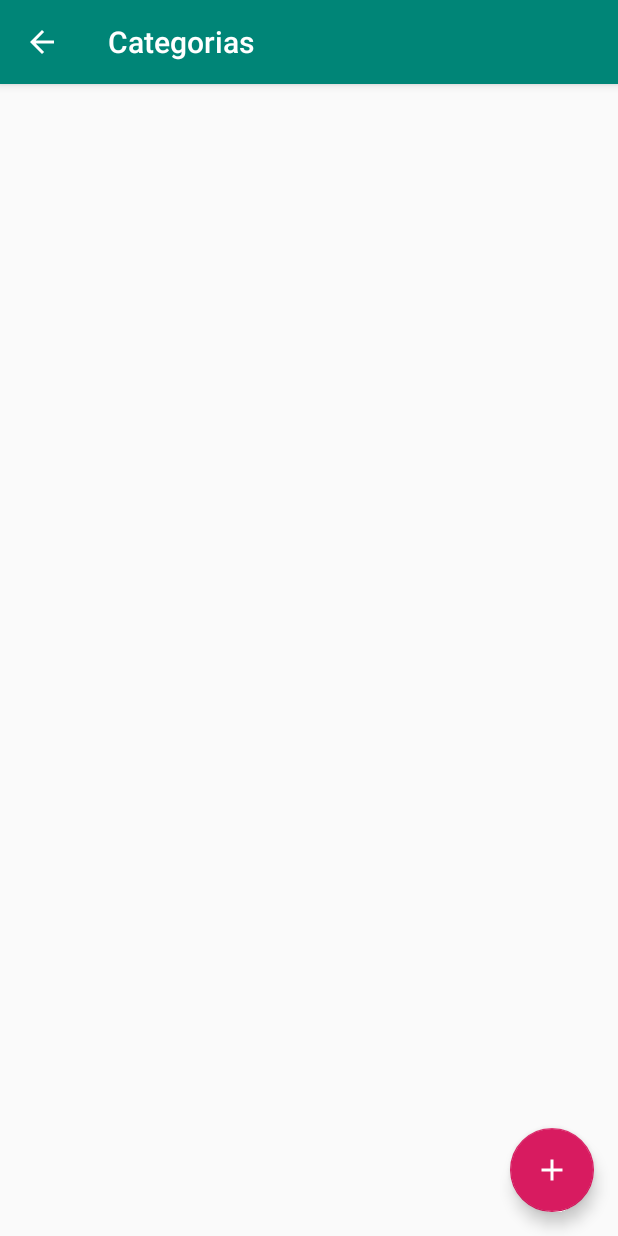
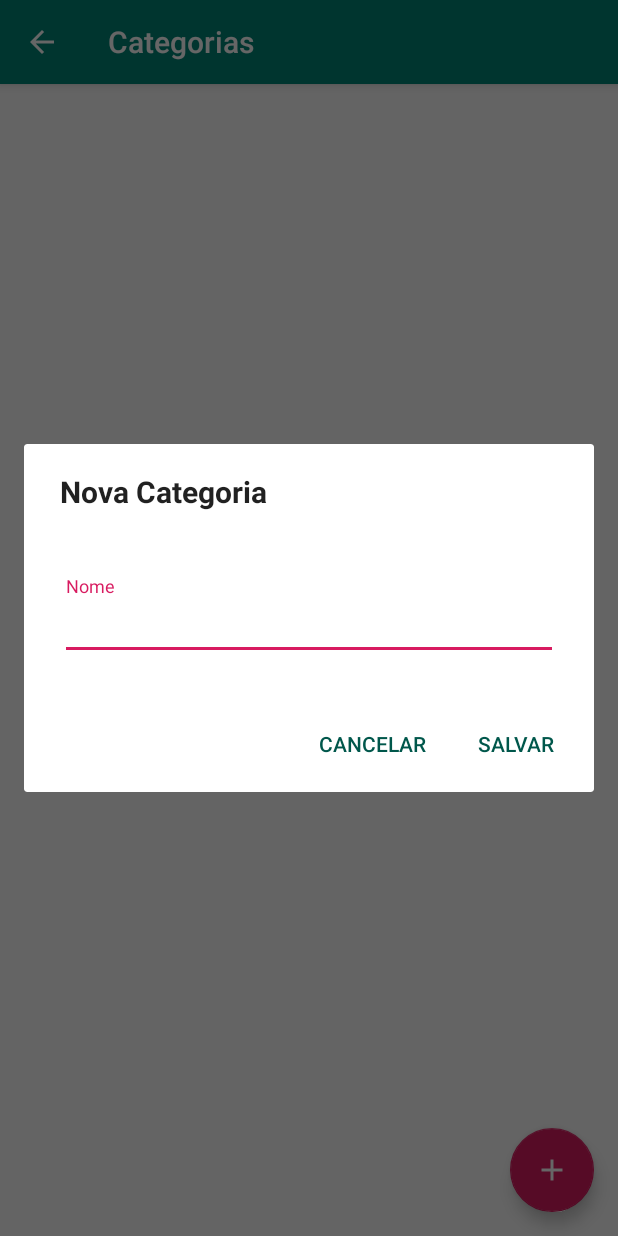
Before and after one commit to rotacilio/cia-das-bolsas-2.0, an Android app: the CategoriesActivity screen opened directly, with no data from a screen before it, after a tap on an icon or button, on a phone screen of 412 x 824 dp. Run offline under Robolectric (Android 15) with nearby library versions, the phone set to English and light mode, and no system bars; our stand-ins replace Firebase (no records; nobody signed in at launch, a user with empty details on screens opened directly).

Commit message:
CRUD categorias

```diff
--- a/app/src/main/java/br/com/rotacilio/ciadasbolsas/adapters/CategoriesAdapter.kt
+++ b/app/src/main/java/br/com/rotacilio/ciadasbolsas/adapters/CategoriesAdapter.kt
@@ -9,6 +9,7 @@ import android.widget.Toast
 import br.com.rotacilio.ciadasbolsas.R
 import br.com.rotacilio.ciadasbolsas.commons.Utils
 import br.com.rotacilio.ciadasbolsas.domain.Category
+import br.com.rotacilio.ciadasbolsas.fragments.UpdateCategoryDialog
 import br.com.rotacilio.ciadasbolsas.listeners.OnCompleteRequestListener
 import br.com.rotacilio.ciadasbolsas.listeners.OnConfirmDialogSelectionListener
 import br.com.rotacilio.ciadasbolsas.requests.CategoriesRequests
@@ -54,6 +55,11 @@ class CategoriesAdapter(val activity: CategoriesActivity) : RecyclerView.Adapter
                 }
             })
         }
+        holder.itemView.setOnClickListener {
+            val fragmentManager = activity.supportFragmentManager
+            val dialogFragment = UpdateCategoryDialog.newInstance(activity, category)
+            dialogFragment.show(fragmentManager, dialogFragment.tag)
+        }
     }
 
     inner class CategoryViewHolder(itemView: View) : RecyclerView.ViewHolder(itemView) {
--- a/app/src/main/java/br/com/rotacilio/ciadasbolsas/domain/Category.kt
+++ b/app/src/main/java/br/com/rotacilio/ciadasbolsas/domain/Category.kt
@@ -1,6 +1,8 @@
 package br.com.rotacilio.ciadasbolsas.domain
 
-class Category {
+import java.io.Serializable
+
+class Category : Serializable {
     var key: String? = null
     var name: String? = null
 }
--- /dev/null
+++ b/app/src/main/java/br/com/rotacilio/ciadasbolsas/fragments/CreateCategoryDialog.kt
@@ -0,0 +1,72 @@
+package br.com.rotacilio.ciadasbolsas.fragments
+
+import android.annotation.SuppressLint
+import android.os.Bundle
+import android.support.v4.app.DialogFragment
+import android.view.LayoutInflater
+import android.view.View
+import android.view.ViewGroup
+import android.widget.Toast
+import br.com.rotacilio.ciadasbolsas.R
+import br.com.rotacilio.ciadasbolsas.domain.Category
+import br.com.rotacilio.ciadasbolsas.listeners.OnCompleteRequestListener
+import br.com.rotacilio.ciadasbolsas.requests.CategoriesRequests
+import br.com.rotacilio.ciadasbolsas.views.CategoriesActivity
+import kotlinx.android.synthetic.main.fragment_new_category.*
+import kotlinx.android.synthetic.main.fragment_new_category.view.*
+
+@SuppressLint("ValidFragment")
+class CreateCategoryDialog(val activity: CategoriesActivity) : DialogFragment(), View.OnClickListener {
+
+    override fun onCreateView(inflater: LayoutInflater, container: ViewGroup?, savedInstanceState: Bundle?): View?
+            = inflater.inflate(R.layout.fragment_new_category, container, false)
+
+    override fun onViewCreated(view: View, savedInstanceState: Bundle?) {
+        super.onViewCreated(view, savedInstanceState)
+        view.btnCancel.setOnClickListener(this)
+        view.btnSave.setOnClickListener(this)
+    }
+
+    override fun onResume() {
+        super.onResume()
+        dialog.setCancelable(false)
+        dialog.setCanceledOnTouchOutside(false)
+    }
+
+    override fun onClick(v: View?) {
+        when (v?.id) {
+            R.id.btnCancel -> dismiss()
+            R.id.btnSave -> {
+                if (isValidData()) {
+                    dismiss()
+                    activity.showProgressLoading(R.string.saving)
+                    val category = Category()
+                    category.name = edtCategoryName.text.toString()
+                    val categoriesRequests = CategoriesRequests(context!!)
+                    categoriesRequests.createNewCategory(category, object : OnCompleteRequestListener<Category> {
+                        override fun success(t: Category) {
+                            activity.loadData()
+                        }
+                        override fun fail(message: String?) {
+                            Toast.makeText(context, message, Toast.LENGTH_SHORT).show()
+                            activity.dismissProgressLoading()
+                        }
+                    })
+                }
+            }
+        }
+    }
+
+    private fun isValidData(): Boolean {
+        if (edtCategoryName.text.toString().isBlank()) {
+            edtCategoryName.error = context?.getString(R.string.error_message_empty_category_name)
+            edtCategoryName.requestFocus()
+            return false
+        }
+        return true
+    }
+
+    companion object {
+        fun newInstance(activity: CategoriesActivity): CreateCategoryDialog = CreateCategoryDialog(activity)
+    }
+}
--- a/app/src/main/java/br/com/rotacilio/ciadasbolsas/views/CategoriesActivity.kt
+++ b/app/src/main/java/br/com/rotacilio/ciadasbolsas/views/CategoriesActivity.kt
@@ -1,20 +1,21 @@
 package br.com.rotacilio.ciadasbolsas.views
 
 import android.app.ProgressDialog
-import android.support.v7.app.AppCompatActivity
 import android.os.Bundle
 import android.support.v4.widget.SwipeRefreshLayout
+import android.support.v7.app.AppCompatActivity
 import android.support.v7.widget.DividerItemDecoration
 import android.support.v7.widget.LinearLayoutManager
-import android.support.v7.widget.RecyclerView
 import android.view.View
 import android.widget.Toast
 import br.com.rotacilio.ciadasbolsas.R
 import br.com.rotacilio.ciadasbolsas.adapters.CategoriesAdapter
 import br.com.rotacilio.ciadasbolsas.domain.Category
+import br.com.rotacilio.ciadasbolsas.fragments.CreateCategoryDialog
 import br.com.rotacilio.ciadasbolsas.listeners.OnCompleteRequestListener
 import br.com.rotacilio.ciadasbolsas.requests.CategoriesRequests
 import kotlinx.android.synthetic.main.activity_categories.*
+import kotlinx.android.synthetic.main.content_categories_list.*
 
 class CategoriesActivity : AppCompatActivity(), View.OnClickListener {
 
@@ -67,6 +68,9 @@ class CategoriesActivity : AppCompatActivity(), View.OnClickListener {
     override fun onClick(v: View?) {
         when (v?.id) {
             R.id.fabNewCategory -> {
+                val fragmentManager = supportFragmentManager
+                val dialogFragment = CreateCategoryDialog.newInstance(this)
+                dialogFragment.show(fragmentManager, dialogFragment.tag)
             }
         }
     }
@@ -81,10 +85,10 @@ class CategoriesActivity : AppCompatActivity(), View.OnClickListener {
         if (mProgressDialog == null) {
             mProgressDialog = ProgressDialog(this)
         }
-        mProgressDialog!!.setMessage(getString(strId))
-        mProgressDialog!!.setCancelable(false)
         if (!refreshLayoutCategories.isRefreshing
             && !mProgressDialog?.isShowing!!) {
+            mProgressDialog!!.setMessage(getString(strId))
+            mProgressDialog!!.setCancelable(false)
             mProgressDialog!!.show()
         }
     }
@@ -93,4 +97,5 @@ class CategoriesActivity : AppCompatActivity(), View.OnClickListener {
         if (mProgressDialog != null) {
             mProgressDialog!!.dismiss()
         }
-    }}
+    }
+}
--- a/app/src/main/res/layout/activity_categories.xml
+++ b/app/src/main/res/layout/activity_categories.xml
@@ -1,45 +1,21 @@
 <?xml version="1.0" encoding="utf-8"?>
-
-<android.support.v4.widget.SwipeRefreshLayout
+<android.support.constraint.ConstraintLayout
         xmlns:android="http://schemas.android.com/apk/res/android"
         xmlns:tools="http://schemas.android.com/tools"
         xmlns:app="http://schemas.android.com/apk/res-auto"
-        android:id="@+id/refreshLayoutCategories"
         android:layout_width="match_parent"
         android:layout_height="match_parent">
 
-    <android.support.constraint.ConstraintLayout
-            android:layout_width="match_parent"
-            android:layout_height="match_parent"
-            tools:context=".views.CategoriesActivity">
-
-        <android.support.v4.widget.NestedScrollView
-                android:id="@+id/scrollViewCategories"
-                android:layout_width="match_parent"
-                android:layout_height="match_parent"
-                android:orientation="vertical"
-                android:scrollbars="vertical"
-                android:fillViewport="true">
-
-                <android.support.v7.widget.RecyclerView
-                        android:id="@+id/recyclerViewCategories"
-                        android:layout_width="match_parent"
-                        android:layout_height="wrap_content"
-                        android:paddingBottom="@dimen/margin72"
-                        tools:listitem="@layout/categories_list_item"
-                        tools:itemCount="10"/>
-
-        </android.support.v4.widget.NestedScrollView>
+    <include layout="@layout/content_categories_list" />
 
     <android.support.design.widget.FloatingActionButton
             android:id="@+id/fabNewCategory"
             android:layout_width="wrap_content"
             android:layout_height="wrap_content"
+            android:layout_gravity="right|bottom"
             android:src="@drawable/ic_add_white_24dp"
             android:layout_margin="16dp"
             app:layout_constraintBottom_toBottomOf="parent"
             app:layout_constraintEnd_toEndOf="parent"/>
 
 </android.support.constraint.ConstraintLayout>
-
-</android.support.v4.widget.SwipeRefreshLayout>
--- /dev/null
+++ b/app/src/main/res/layout/content_categories_list.xml
@@ -0,0 +1,35 @@
+<?xml version="1.0" encoding="utf-8"?>
+<android.support.v4.widget.SwipeRefreshLayout
+        xmlns:android="http://schemas.android.com/apk/res/android"
+        xmlns:tools="http://schemas.android.com/tools"
+        xmlns:app="http://schemas.android.com/apk/res-auto"
+        android:id="@+id/refreshLayoutCategories"
+        android:layout_width="match_parent"
+        android:layout_height="match_parent">
+
+    <android.support.constraint.ConstraintLayout
+            android:layout_width="match_parent"
+            android:layout_height="match_parent"
+            tools:context=".views.CategoriesActivity">
+
+        <android.support.v4.widget.NestedScrollView
+                android:id="@+id/scrollViewCategories"
+                android:layout_width="match_parent"
+                android:layout_height="match_parent"
+                android:orientation="vertical"
+                android:scrollbars="vertical"
+                android:fillViewport="true">
+
+            <android.support.v7.widget.RecyclerView
+                    android:id="@+id/recyclerViewCategories"
+                    android:layout_width="match_parent"
+                    android:layout_height="wrap_content"
+                    android:paddingBottom="@dimen/margin88"
+                    tools:listitem="@layout/categories_list_item"
+                    tools:itemCount="10"/>
+
+        </android.support.v4.widget.NestedScrollView>
+
+    </android.support.constraint.ConstraintLayout>
+
+</android.support.v4.widget.SwipeRefreshLayout>
--- /dev/null
+++ b/app/src/main/res/layout/fragment_new_category.xml
@@ -0,0 +1,73 @@
+<?xml version="1.0" encoding="utf-8"?>
+<RelativeLayout
+        xmlns:android="http://schemas.android.com/apk/res/android"
+        xmlns:tools="http://schemas.android.com/tools"
+        android:layout_width="match_parent"
+        android:layout_height="wrap_content">
+
+    <TextView
+            android:id="@+id/dialogTitle"
+            android:layout_width="match_parent"
+            android:layout_height="64dp"
+            android:layout_marginStart="24dp"
+            android:layout_marginEnd="24dp"
+            android:gravity="center_vertical"
+            android:textSize="20sp"
+            android:fontFamily="@font/roboto_bold"
+            android:textColor="@color/colorBlack87"
+            android:text="@string/new_category"/>
+
+    <android.support.design.widget.TextInputLayout
+            android:id="@+id/inputLayoutCategoryName"
+            android:layout_width="match_parent"
+            android:layout_height="wrap_content"
+            android:layout_marginTop="24dp"
+            android:layout_marginBottom="24dp"
+            android:layout_marginStart="24dp"
+            android:layout_marginEnd="24dp"
+            android:layout_below="@id/dialogTitle">
+        <EditText
+                android:id="@+id/edtCategoryName"
+                android:layout_width="match_parent"
+                android:layout_height="match_parent"
+                android:hint="@string/name"
+                android:inputType="textCapWords">
+            <requestFocus/>
+        </EditText>
+
+    </android.support.design.widget.TextInputLayout>
+
+    <LinearLayout
+            android:id="@+id/btnLayout"
+            android:layout_width="match_parent"
+            android:layout_height="wrap_content"
+            android:orientation="horizontal"
+            android:paddingTop="@dimen/padding8"
+            android:paddingRight="@dimen/padding8"
+            android:paddingBottom="@dimen/padding8"
+            android:paddingLeft="@dimen/padding24"
+            android:gravity="right|center_vertical"
+            android:layout_below="@id/inputLayoutCategoryName">
+
+        <Button
+                android:id="@+id/btnCancel"
+                android:layout_width="wrap_content"
+                android:layout_height="wrap_content"
+                android:layout_marginRight="@dimen/padding8"
+                android:background="@color/colorTransparent"
+                android:text="@string/cancel"
+                android:fontFamily="@font/roboto_medium"
+                android:textColor="@color/colorPrimaryDark"/>
+
+        <Button
+                android:id="@+id/btnSave"
+                android:layout_width="wrap_content"
+                android:layout_height="wrap_content"
+                android:background="@color/colorTransparent"
+                android:text="@string/save"
+                android:fontFamily="@font/roboto_medium"
+                android:textColor="@color/colorPrimaryDark"/>
+
+    </LinearLayout>
+
+</RelativeLayout>
--- a/app/src/main/res/values/colors.xml
+++ b/app/src/main/res/values/colors.xml
@@ -8,4 +8,6 @@
     <color name="purple900">#4a148c</color>
     <color name="green700">#388e3c</color>
     <color name="colorWhite">#FFFFFF</color>
+    <color name="backgroundSeparator">#CCCCCC</color>
+    <color name="colorTransparent">@android:color/transparent</color>
 </resources>
--- a/app/src/main/res/values/dimens.xml
+++ b/app/src/main/res/values/dimens.xml
@@ -8,4 +8,6 @@
     <dimen name="margin88">88dp</dimen>
     <dimen name="margin56">56dp</dimen>
     <dimen name="margin72">72dp</dimen>
+    <dimen name="padding8">8dp</dimen>
+    <dimen name="padding24">24dp</dimen>
 </resources>
--- a/app/src/main/res/values/strings.xml
+++ b/app/src/main/res/values/strings.xml
@@ -18,4 +18,9 @@
     <string name="no">Não</string>
     <string name="remove_confirm_dialog_title">Remover Item</string>
     <string name="remove_confirm_dialog_message">Deseja realmente remover o item selecionado?</string>
+    <string name="name">Nome</string>
+    <string name="cancel">Cancelar</string>
+    <string name="save">Salvar</string>
+    <string name="error_message_empty_category_name">O nome da categoria não pode ser vazio</string>
+    <string name="saving">Salvando...</string>
 </resources>
```
Also changed, not shown: app/src/main/java/br/com/rotacilio/ciadasbolsas/fragments/UpdateCategoryDialog.kt (added, +83 -0 lines), app/src/main/java/br/com/rotacilio/ciadasbolsas/requests/CategoriesRequests.kt (+22 -8 lines). Lines whose indentation alone changed are shown as unchanged.
